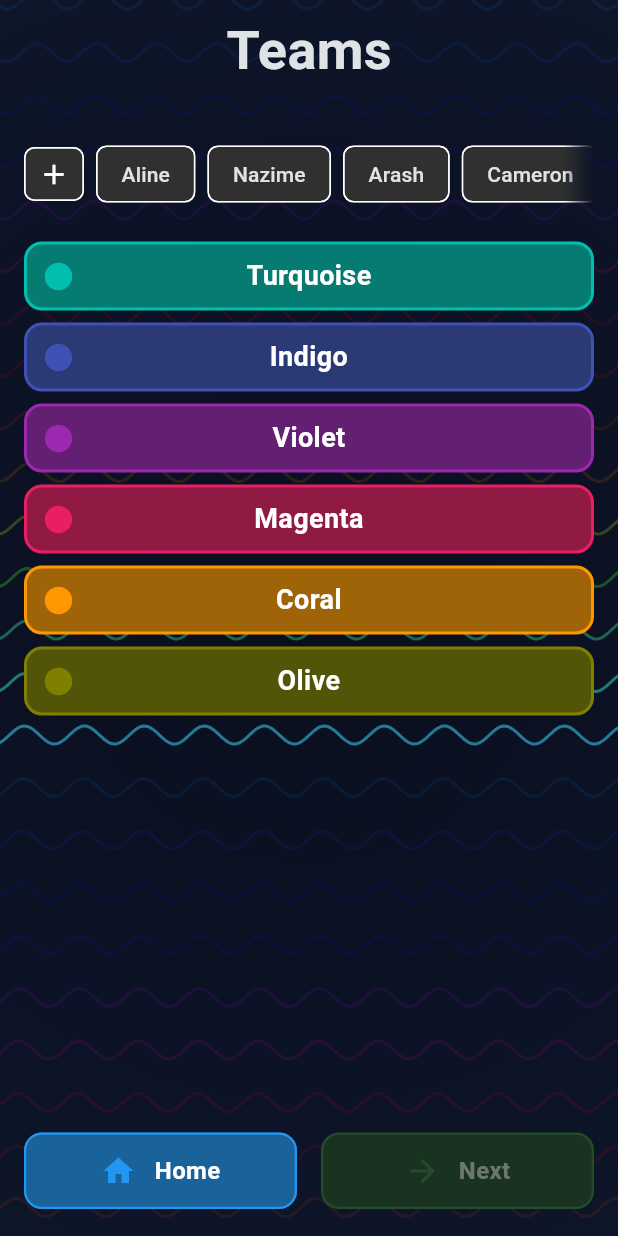
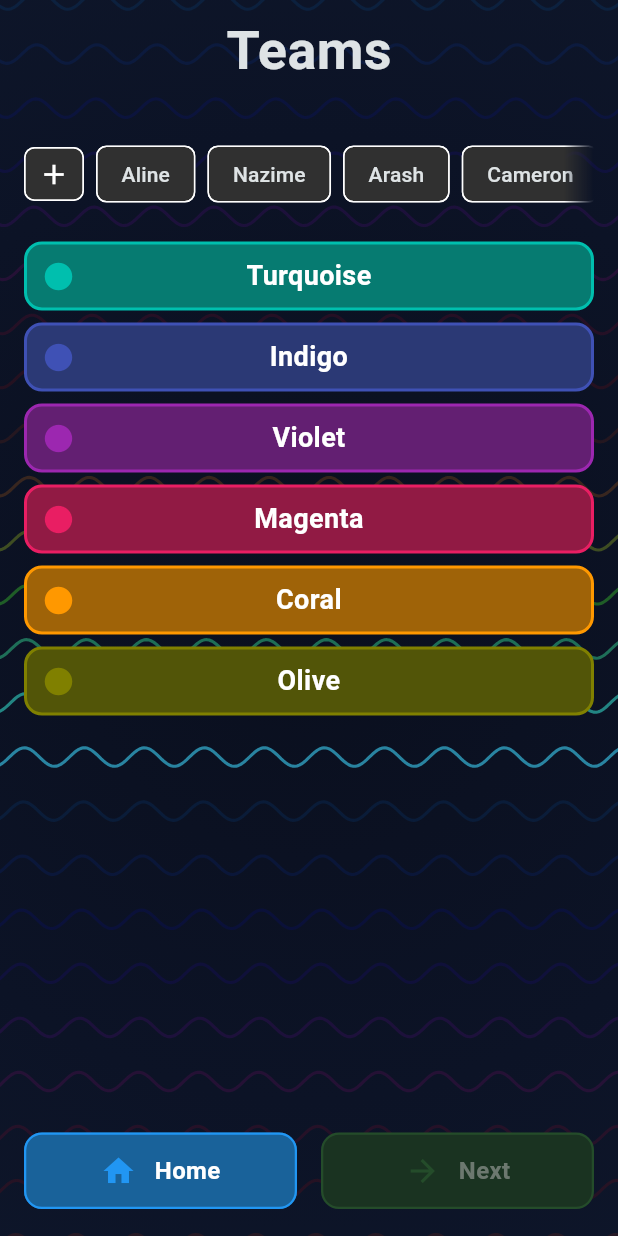
Before and after one commit to luqmaany/frequency, a Flutter app: the screen it shows after launch, after a tap on "Start Game", on a phone screen of 412 x 824 dp. Run offline on Flutter 3.47's test engine with Material 3 defaults, Android fonts, the phone set to English and light mode, and no system bars; our stand-ins replace audioplayers, cloud_firestore, firebase_core, flutter_card_swiper, flutter_riverpod, google_fonts and 2 more; accounts and stored records are empty; generated files the repository leaves out were written again.

Commit message:
Enhance visual consistency across background widgets by implementing scaling factors
This commit introduces a scaling factor to various background widgets, ensuring that spacing, stroke width, and amplitude are proportional across different device sizes. The changes are applied to the DualRadialInterference, ParallelPulseWaves, RadialRipples, StaticRadialCircles, and Wave background widgets, improving the overall visual experience on both phones and tablets.

```diff
--- a/lib/widgets/parallel_pulse_waves_background.dart
+++ b/lib/widgets/parallel_pulse_waves_background.dart
@@ -142,6 +142,9 @@ class _ParallelWavesPainter extends CustomPainter {
 
   @override
   void paint(Canvas canvas, Size size) {
+    // Scale to keep amplitude, spacing, and stroke proportional across devices
+    final double scale =
+        (math.min(size.width, size.height) / 400.0).clamp(0.8, 2.0);
     // Background gradient consistent with other backgrounds
     final Paint bg = Paint()
       ..shader = RadialGradient(
@@ -197,13 +200,14 @@ class _ParallelWavesPainter extends CustomPainter {
       ..isAntiAlias = true
       ..strokeCap = StrokeCap.round
       ..strokeJoin = StrokeJoin.round
-      ..strokeWidth = strokeWidth;
+      ..strokeWidth = strokeWidth * scale;
 
     // Normalize lightness to align with other widgets
     const double baseTargetLightness = 0.50;
 
     // Determine number of rows covering the height
-    final int numWaves = math.max(1, (size.height / baseSpacing).ceil() + 2);
+    final double spacing = baseSpacing * scale;
+    final int numWaves = math.max(1, (size.height / spacing).ceil() + 2);
 
     // Pulse center across rows, 0..numWaves
     final double pulseCenter = (t * numWaves) % numWaves;
@@ -214,7 +218,7 @@ class _ParallelWavesPainter extends CustomPainter {
 
     // Build each row path
     for (int row = 0; row < numWaves; row++) {
-      final double y = row * baseSpacing;
+      final double y = row * spacing;
       if (y > size.height + baseSpacing) break;
 
       // Base color (override or palette with subtle drift)
@@ -263,12 +267,12 @@ class _ParallelWavesPainter extends CustomPainter {
 
       // Start slightly before and after to avoid clipping at edges
       // Smaller dx -> smoother curves. Tie to wavelength to keep stable detail.
-      final double dx = math.max(1.5, wavelength / 28.0);
+      final double dx = math.max(1.5, (wavelength * scale) / 28.0);
       double x = -dx;
-      double yOffset = amplitude * math.sin(k * x + phase + rowPhase);
+      double yOffset = (amplitude * scale) * math.sin(k * x + phase + rowPhase);
       path.moveTo(x, y + yOffset);
       for (; x <= size.width + dx; x += dx) {
-        yOffset = amplitude * math.sin(k * x + phase + rowPhase);
+        yOffset = (amplitude * scale) * math.sin(k * x + phase + rowPhase);
         path.lineTo(x, y + yOffset);
       }
 
--- a/lib/widgets/wave_background.dart
+++ b/lib/widgets/wave_background.dart
@@ -52,6 +52,9 @@ class _WavesPainter extends CustomPainter {
 
   @override
   void paint(Canvas canvas, Size size) {
+    // Scale factors so visuals look proportionate on phones and tablets
+    final double scale =
+        (math.min(size.width, size.height) / 400.0).clamp(0.8, 2.0);
     // Background gradient
     final bg = Paint()
       ..shader = const RadialGradient(
@@ -63,7 +66,7 @@ class _WavesPainter extends CustomPainter {
     canvas.drawRect(Offset.zero & size, bg);
 
     // Contour lines (higher = tighter spacing)
-    // Scale the number of lines with height so it feels proportional on tablets
+    // Keep density tied to height (already proportional). Amplitude scales below.
     final int lines = (size.height / 20).clamp(26, 72).floor();
     for (int i = 0; i < lines; i++) {
       final yBase = size.height * (i / (lines - 1));
@@ -74,8 +77,10 @@ class _WavesPainter extends CustomPainter {
         // Two sine layers + slow drift for "radio" feel
         // Use integer multiples of 2π for time terms so the loop is seamless when t resets
         final y = yBase +
-            10 * math.sin((x * 0.012) + (t * math.pi * 2 * 1.0) + i * 0.55) +
-            4 * math.sin((x * 0.02) - (t * math.pi * 2 * 2.0) + i * 1.1);
+            (10 * scale) *
+                math.sin((x * 0.012) + (t * math.pi * 2 * 1.0) + i * 0.55) +
+            (4 * scale) *
+                math.sin((x * 0.02) - (t * math.pi * 2 * 2.0) + i * 1.1);
         if (x == 0) {
           path.moveTo(x, y);
         } else {
@@ -88,7 +93,7 @@ class _WavesPainter extends CustomPainter {
       final color = HSLColor.fromAHSL(0.20, hue, 0.65, 0.55).toColor();
       final paint = Paint()
         ..style = PaintingStyle.stroke
-        ..strokeWidth = strokeWidth
+        ..strokeWidth = strokeWidth * scale
         ..strokeCap = StrokeCap.round
         ..isAntiAlias = true
         ..color = color.withOpacity(0.9);
```
Also changed, not shown: lib/widgets/dual_radial_interference_background.dart (+9 -4 lines), lib/widgets/radial_ripple_background.dart (+7 -4 lines), lib/widgets/static_radial_circles_background.dart (+6 -2 lines).
